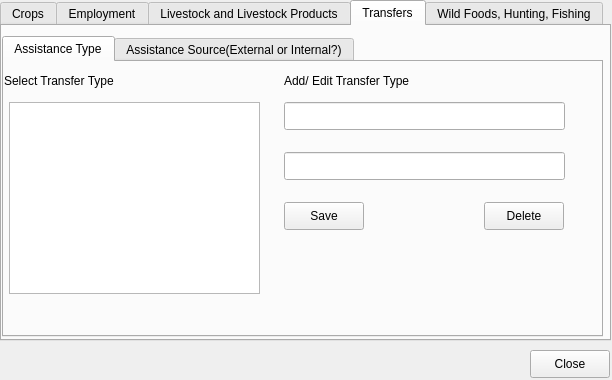
Qt form open-ihm/gui/designs/ui_manageincomedetails.ui (snim2mirror/openihm) before a commit.
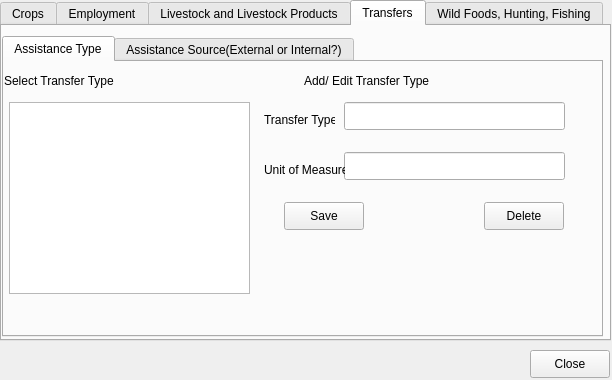
The same form after that commit. The open tabs and pages were chosen to show the change.

```diff
--- a/open-ihm/gui/designs/ui_manageincomedetails.ui
+++ b/open-ihm/gui/designs/ui_manageincomedetails.ui
@@ -422,7 +422,7 @@
       <widget class="QLabel" name="label_32">
        <property name="geometry">
         <rect>
-         <x>280</x>
+         <x>300</x>
          <y>10</y>
          <width>271</width>
          <height>18</height>
@@ -437,7 +437,7 @@
         <rect>
          <x>5</x>
          <y>40</y>
-         <width>251</width>
+         <width>241</width>
          <height>192</height>
         </rect>
        </property>
@@ -484,9 +484,9 @@
       <widget class="QLineEdit" name="txtTransferType">
        <property name="geometry">
         <rect>
-         <x>280</x>
+         <x>340</x>
          <y>40</y>
-         <width>281</width>
+         <width>221</width>
          <height>28</height>
         </rect>
        </property>
@@ -494,13 +494,39 @@
       <widget class="QLineEdit" name="txtTransferUnitofMeasure">
        <property name="geometry">
         <rect>
-         <x>280</x>
+         <x>340</x>
          <y>90</y>
-         <width>281</width>
+         <width>221</width>
          <height>28</height>
         </rect>
        </property>
       </widget>
+      <widget class="QLabel" name="label">
+       <property name="geometry">
+        <rect>
+         <x>260</x>
+         <y>100</y>
+         <width>81</width>
+         <height>16</height>
+        </rect>
+       </property>
+       <property name="text">
+        <string>Unit of Measure</string>
+       </property>
+      </widget>
+      <widget class="QLabel" name="label_2">
+       <property name="geometry">
+        <rect>
+         <x>260</x>
+         <y>50</y>
+         <width>71</width>
+         <height>16</height>
+        </rect>
+       </property>
+       <property name="text">
+        <string>Transfer Type</string>
+       </property>
+      </widget>
      </widget>
      <widget class="QWidget" name="tab_3">
       <attribute name="title">
```
Left out of the diff: 2 changed lines with no effect on the pictures.
